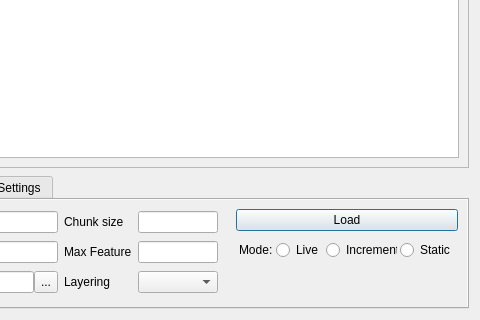
First picture: the form in XYZHubConnector/xyz_qgis/gui/ui/tab_dialog.ui, repository heremaps/xyz-qgis-plugin, before the edit; both pictures show x 320 to 800 and y 280 to 600 of the 800 by 600 pixel window.
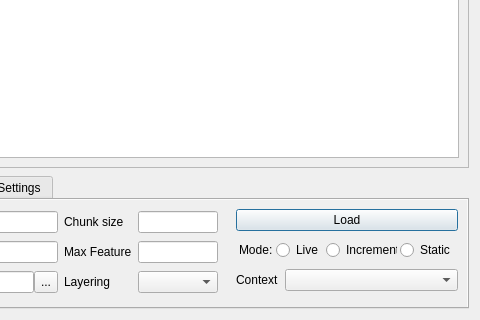
Second picture: the form after the edit. Custom widgets are drawn as their Qt base class.

Commit message: add `context` parameter for iml request

```diff
--- a/XYZHubConnector/xyz_qgis/gui/ui/tab_dialog.ui
+++ b/XYZHubConnector/xyz_qgis/gui/ui/tab_dialog.ui
@@ -663,6 +663,22 @@
             </layout>
            </widget>
           </item>
+          <item row="2" column="0">
+           <widget class="QLabel" name="label_16">
+            <property name="sizePolicy">
+             <sizepolicy hsizetype="Fixed" vsizetype="Preferred">
+              <horstretch>0</horstretch>
+              <verstretch>0</verstretch>
+             </sizepolicy>
+            </property>
+            <property name="text">
+             <string>Context</string>
+            </property>
+           </widget>
+          </item>
+          <item row="2" column="1">
+           <widget class="QComboBox" name="comboBox_context"/>
+          </item>
          </layout>
         </widget>
        </item>
```
Left out of the diff: 1 changed line with no effect on the pictures. The commit also changes 2 other files.
